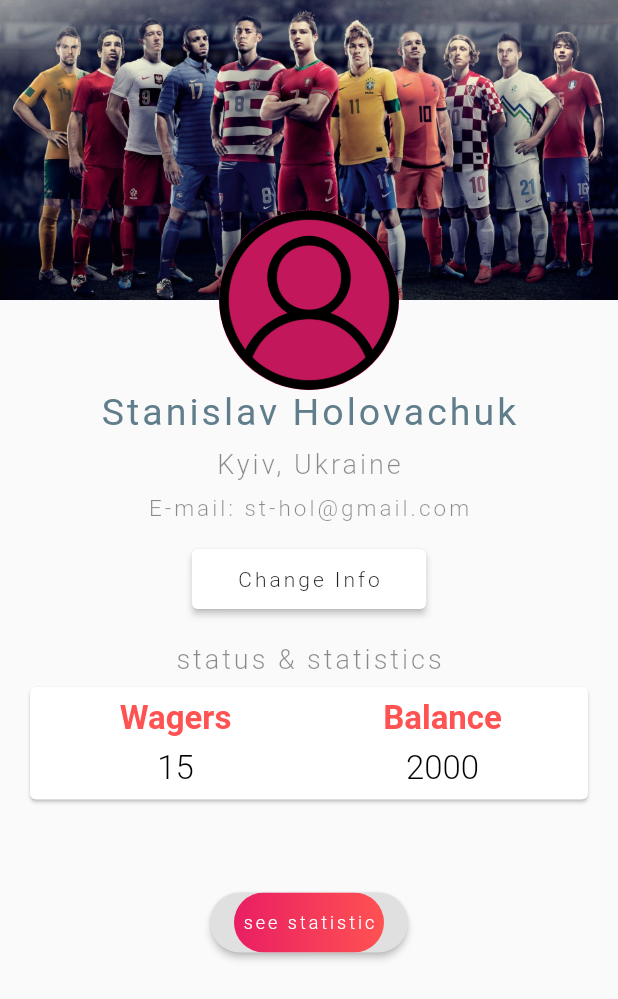
After one commit to st-hol/sport-betting-mobile, a Flutter app: the CabinetScreen screen opened by its route, on a phone screen of 412 x 824 dp. The commit adds this screen. Shown: the top 999 px of the screen. Run offline on Flutter 3.47's test engine with Material 2 defaults, Android fonts, the phone set to English and light mode, and no system bars.

Commit message:
cabinet implemented

```diff
--- a/lib/main.dart
+++ b/lib/main.dart
@@ -10,7 +10,7 @@ class MyApp extends StatelessWidget {
   Widget build(BuildContext context) {
     return MaterialApp(
       theme: ThemeData(
-        primarySwatch: Colors.blue,
+        primarySwatch: Colors.pink,
       ),
       title: 'sport-betting-mobile',
       debugShowCheckedModeBanner: false,
--- /dev/null
+++ b/lib/pages/actions/cabinetPage.dart
@@ -0,0 +1,182 @@
+import 'package:flutter/material.dart';
+
+class CabinetScreen extends StatelessWidget {
+  @override
+  Widget build(BuildContext context) {
+    return Scaffold(
+        body: SafeArea(
+      child: Column(
+        children: [
+          Container(
+            decoration: BoxDecoration(
+                image: DecorationImage(
+                    image: AssetImage('assets/team.jpg'), fit: BoxFit.cover)),
+            child: Container(
+              width: double.infinity,
+              height: 200,
+              child: Container(
+                alignment: Alignment(0.0, 2.5),
+                child: CircleAvatar(
+                  backgroundImage: AssetImage('assets/favpng_user-profile.png'),
+                  radius: 60.0,
+                ),
+              ),
+            ),
+          ),
+          SizedBox(
+            height: 60,
+          ),
+          Text(
+            "Stanislav Holovachuk",
+            style: TextStyle(
+                fontSize: 25.0,
+                color: Colors.blueGrey,
+                letterSpacing: 2.0,
+                fontWeight: FontWeight.w400),
+          ),
+          SizedBox(
+            height: 10,
+          ),
+          Text(
+            "Kyiv, Ukraine",
+            style: TextStyle(
+                fontSize: 18.0,
+                color: Colors.black45,
+                letterSpacing: 2.0,
+                fontWeight: FontWeight.w300),
+          ),
+          SizedBox(
+            height: 10,
+          ),
+          Text(
+            "E-mail: st-hol@gmail.com",
+            style: TextStyle(
+                fontSize: 15.0,
+                color: Colors.black45,
+                letterSpacing: 2.0,
+                fontWeight: FontWeight.w300),
+          ),
+          SizedBox(
+            height: 10,
+          ),
+          Card(
+              margin: EdgeInsets.symmetric(horizontal: 20.0, vertical: 8.0),
+              elevation: 2.0,
+              child: Padding(
+                  padding: EdgeInsets.symmetric(vertical: 12, horizontal: 30),
+                  child: Text(
+                    "Change Info",
+                    style: TextStyle(
+                        letterSpacing: 2.0, fontWeight: FontWeight.w300),
+                  ))),
+          SizedBox(
+            height: 15,
+          ),
+          Text(
+            "status & statistics",
+            style: TextStyle(
+                fontSize: 18.0,
+                color: Colors.black45,
+                letterSpacing: 2.0,
+                fontWeight: FontWeight.w300),
+          ),
+          Card(
+            margin: EdgeInsets.symmetric(horizontal: 20.0, vertical: 8.0),
+            child: Padding(
+              padding: const EdgeInsets.all(8.0),
+              child: Row(
+                mainAxisAlignment: MainAxisAlignment.spaceEvenly,
+                children: [
+                  Expanded(
+                    child: Column(
+                      children: [
+                        Text(
+                          "Wagers",
+                          style: TextStyle(
+                              color: Colors.redAccent,
+                              fontSize: 22.0,
+                              fontWeight: FontWeight.w600),
+                        ),
+                        SizedBox(
+                          height: 7,
+                        ),
+                        Text(
+                          "15",
+                          style: TextStyle(
+                              color: Colors.black,
+                              fontSize: 22.0,
+                              fontWeight: FontWeight.w300),
+                        )
+                      ],
+                    ),
+                  ),
+                  Expanded(
+                    child: Column(
+                      children: [
+                        Text(
+                          "Balance",
+                          style: TextStyle(
+                              color: Colors.redAccent,
+                              fontSize: 22.0,
+                              fontWeight: FontWeight.w600),
+                        ),
+                        SizedBox(
+                          height: 7,
+                        ),
+                        Text(
+                          "2000",
+                          style: TextStyle(
+                              color: Colors.black,
+                              fontSize: 22.0,
+                              fontWeight: FontWeight.w300),
+                        )
+                      ],
+                    ),
+                  ),
+                ],
+              ),
+            ),
+          ),
+          SizedBox(
+            height: 50,
+          ),
+          Row(
+            mainAxisAlignment: MainAxisAlignment.spaceEvenly,
+            children: [
+              RaisedButton(
+                onPressed: () {},
+                shape: RoundedRectangleBorder(
+                  borderRadius: BorderRadius.circular(80.0),
+                ),
+                child: Ink(
+                  decoration: BoxDecoration(
+                    gradient: LinearGradient(
+                        begin: Alignment.centerLeft,
+                        end: Alignment.centerRight,
+                        colors: [Colors.pink, Colors.redAccent]),
+                    borderRadius: BorderRadius.circular(30.0),
+                  ),
+                  child: Container(
+                    constraints: BoxConstraints(
+                      maxWidth: 100.0,
+                      maxHeight: 40.0,
+                    ),
+                    alignment: Alignment.center,
+                    child: Text(
+                      "see statistic",
+                      style: TextStyle(
+                          color: Colors.white,
+                          fontSize: 12.0,
+                          letterSpacing: 2.0,
+                          fontWeight: FontWeight.w300),
+                    ),
+                  ),
+                ),
+              ),
+            ],
+          )
+        ],
+      ),
+    ));
+  }
+}
--- a/lib/pages/splashScreen/splashScreen.dart
+++ b/lib/pages/splashScreen/splashScreen.dart
@@ -23,13 +23,13 @@ class _SplashScreenState extends State<SplashScreen> {
   @override
   Widget build(BuildContext context) {
     if (started == true) {
-      return LandingPage();
+      return LandingScreen();
     }
     return Scaffold(
       body: Container(
         decoration: BoxDecoration(
           image: DecorationImage(
-              image: AssetImage('assets/blue.jpg'), fit: BoxFit.cover),
+              image: AssetImage('assets/pinkredfon.png'), fit: BoxFit.cover),
         ),
         child: Center(
           child: Image.asset('assets/applogo2.png'),
--- a/lib/routes/routes.dart
+++ b/lib/routes/routes.dart
@@ -1,5 +1,15 @@
 import 'package:flutter/material.dart';
+import 'package:sport_betting_mobile/pages/actions/balancePage.dart';
+import 'package:sport_betting_mobile/pages/actions/betCoefficientsPage.dart';
+import 'package:sport_betting_mobile/pages/actions/cabinetPage.dart';
+import 'package:sport_betting_mobile/pages/actions/changeInfoPage.dart';
+import 'package:sport_betting_mobile/pages/actions/listSportEventPage.dart';
+import 'package:sport_betting_mobile/pages/actions/listWagersPage.dart';
+import 'package:sport_betting_mobile/pages/actions/makeBetPage.dart';
+import 'package:sport_betting_mobile/pages/loginPage/loginPage.dart';
 import 'package:sport_betting_mobile/pages/splashScreen/splashScreen.dart';
+
+import 'undefinedView.dart';
 
 class RouteGenerator {
   static Route<dynamic> generateRoute(RouteSettings settings) {
@@ -8,6 +18,27 @@ class RouteGenerator {
     switch (settings.name) {
       case '/':
         return MaterialPageRoute(builder: (_) => SplashScreen());
+      case '/login':
+        return MaterialPageRoute(builder: (_) => LoginScreen());
+      case '/cabinet':
+        return MaterialPageRoute(builder: (_) => CabinetScreen());
+      case '/balance':
+        return MaterialPageRoute(builder: (_) => SeeBalanceScreen());
+      case '/change-info':
+        return MaterialPageRoute(builder: (_) => ChangeInfoScreen());
+      case '/events':
+        return MaterialPageRoute(builder: (_) => ListEventsScreen());
+      case '/make-bet':
+        return MaterialPageRoute(builder: (_) => MakeBetScreen());
+      case '/wagers':
+        return MaterialPageRoute(builder: (_) => ListWagersScreen());
+      case '/coefficients':
+        return MaterialPageRoute(builder: (_) => SeeBetCoefficientsScreen());
+      default:
+        return MaterialPageRoute(
+            builder: (context) => UndefinedView(
+              name: settings.name,
+            ));
     }
   }
 }
```
Also changed, not shown: lib/api/payload/AccountApi.dart (added, +13 -0 lines), lib/components/drawer.dart (+78 -0 lines), lib/pages/actions/balancePage.dart (added, +8 -0 lines), lib/pages/actions/betCoefficientsPage.dart (added, +8 -0 lines), lib/pages/actions/changeInfoPage.dart (added, +8 -0 lines), lib/pages/actions/listSportEventPage.dart (+8 -0 lines), lib/pages/actions/makeBetPage.dart (+8 -0 lines), lib/pages/landingPage/landingPage.dart (+7 -5 lines), lib/pages/loginPage/loginPage.dart (+59 -106 lines), lib/routes/undefinedView.dart (added, +15 -0 lines), assets/drawer_header_background.png (added), assets/favpng_user-profile.png (added), assets/leo.jpg (added), assets/pinkredfon.png (added), 2 more files.
